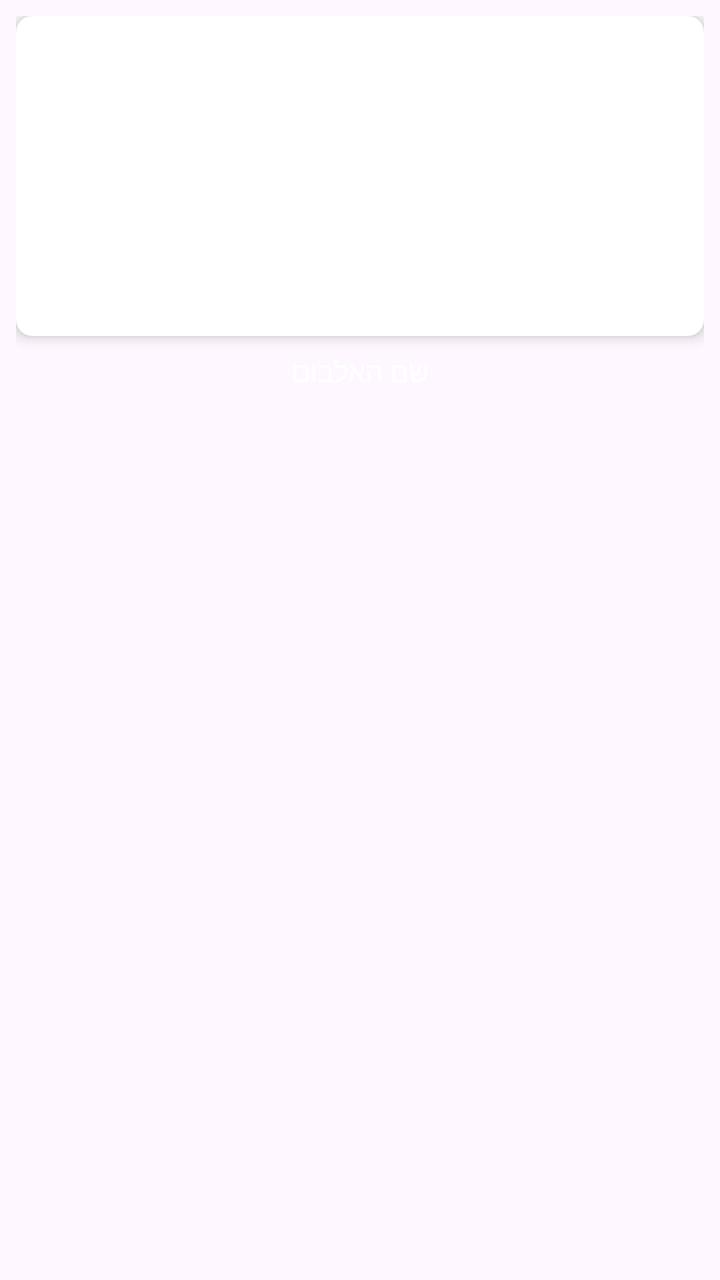
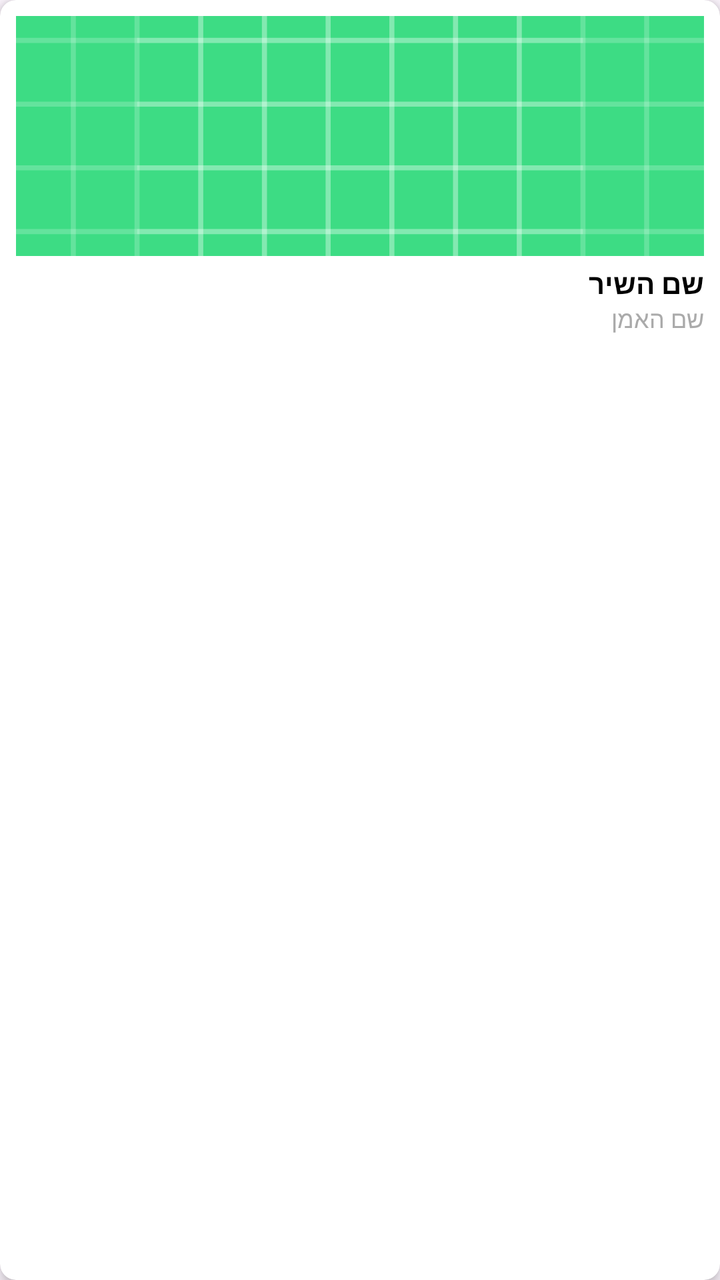

The first picture is an Android layout as it rendered before a commit; the second is the same layout after the commit. The layout source and the unified diff follow.
<!-- AndroidManifest.xml: application theme Theme.SpotifyClone -->
<!-- res/layout/item_song.xml -->
<?xml version="1.0" encoding="utf-8"?>
<LinearLayout xmlns:android="http://schemas.android.com/apk/res/android"
    xmlns:app="http://schemas.android.com/apk/res-auto"
    android:layout_width="match_parent"
    android:layout_height="wrap_content"
    android:orientation="vertical"
    android:padding="8dp"
    android:clickable="true"
    android:focusable="true"
    android:background="?attr/selectableItemBackground">

    <androidx.cardview.widget.CardView
        android:layout_width="match_parent"
        android:layout_height="160dp"
        app:cardCornerRadius="8dp"
        app:cardElevation="4dp">

        <ImageView
            android:id="@+id/songImage"
            android:layout_width="match_parent"
            android:layout_height="match_parent"
            android:scaleType="centerCrop"
            android:contentDescription="תמונת אלבום" />

    </androidx.cardview.widget.CardView>

    <TextView
        android:id="@+id/songTitle"
        android:layout_width="match_parent"
        android:layout_height="wrap_content"
        android:layout_marginTop="8dp"
        android:text="שם האלבום"
        android:textColor="@android:color/white"
        android:textSize="14sp"
        android:maxLines="2"
        android:ellipsize="end"
        android:gravity="center" />

</LinearLayout>
<!-- resources referenced by this layout -->
<resources>
  <style name="Theme.SpotifyClone" parent="Base.Theme.SpotifyClone" />
  <style name="Base.Theme.SpotifyClone" parent="Theme.Material3.DayNight.NoActionBar">
          
          
      </style>
</resources>

<!-- the commit's change to res/layout/item_song.xml (unified diff, before → after) -->
@@ -1,39 +1,47 @@
 <?xml version="1.0" encoding="utf-8"?>
-<LinearLayout xmlns:android="http://schemas.android.com/apk/res/android"
+<androidx.cardview.widget.CardView
+    xmlns:android="http://schemas.android.com/apk/res/android"
     xmlns:app="http://schemas.android.com/apk/res-auto"
     android:layout_width="match_parent"
     android:layout_height="wrap_content"
-    android:orientation="vertical"
-    android:padding="8dp"
-    android:clickable="true"
-    android:focusable="true"
-    android:background="?attr/selectableItemBackground">
+    android:layout_margin="8dp"
+    app:cardCornerRadius="8dp"
+    app:cardElevation="4dp">
 
-    <androidx.cardview.widget.CardView
+    <LinearLayout
         android:layout_width="match_parent"
-        android:layout_height="160dp"
-        app:cardCornerRadius="8dp"
-        app:cardElevation="4dp">
+        android:layout_height="wrap_content"
+        android:orientation="vertical"
+        android:padding="8dp">
 
         <ImageView
             android:id="@+id/songImage"
             android:layout_width="match_parent"
-            android:layout_height="match_parent"
+            android:layout_height="120dp"
             android:scaleType="centerCrop"
-            android:contentDescription="תמונת אלבום" />
+            android:src="@drawable/ic_launcher_background" />
 
-    </androidx.cardview.widget.CardView>
+        <TextView
+            android:id="@+id/songTitle"
+            android:layout_width="match_parent"
+            android:layout_height="wrap_content"
+            android:layout_marginTop="4dp"
+            android:ellipsize="end"
+            android:maxLines="1"
+            android:text="שם השיר"
+            android:textColor="@android:color/black"
+            android:textSize="14sp"
+            android:textStyle="bold" />
 
-    <TextView
-        android:id="@+id/songTitle"
-        android:layout_width="match_parent"
-        android:layout_height="wrap_content"
-        android:layout_marginTop="8dp"
-        android:text="שם האלבום"
-        android:textColor="@android:color/white"
-        android:textSize="14sp"
-        android:maxLines="2"
-        android:ellipsize="end"
-        android:gravity="center" />
+        <TextView
+            android:id="@+id/songArtist"
+            android:layout_width="match_parent"
+            android:layout_height="wrap_content"
+            android:ellipsize="end"
+            android:maxLines="1"
+            android:text="שם האמן"
+            android:textColor="@android:color/darker_gray"
+            android:textSize="12sp" />
 
-</LinearLayout>
+    </LinearLayout>
+</androidx.cardview.widget.CardView>
<!-- resource entries referenced after the edit -->
@@ -1,5 +1,6 @@
 <!-- resources referenced by this layout -->
 <resources>
+  <!-- drawable ic_launcher_background: vector/xml drawable (drawable, 4866 chars, omitted) -->
   <style name="Theme.SpotifyClone" parent="Base.Theme.SpotifyClone" />
   <style name="Base.Theme.SpotifyClone" parent="Theme.Material3.DayNight.NoActionBar">
           
